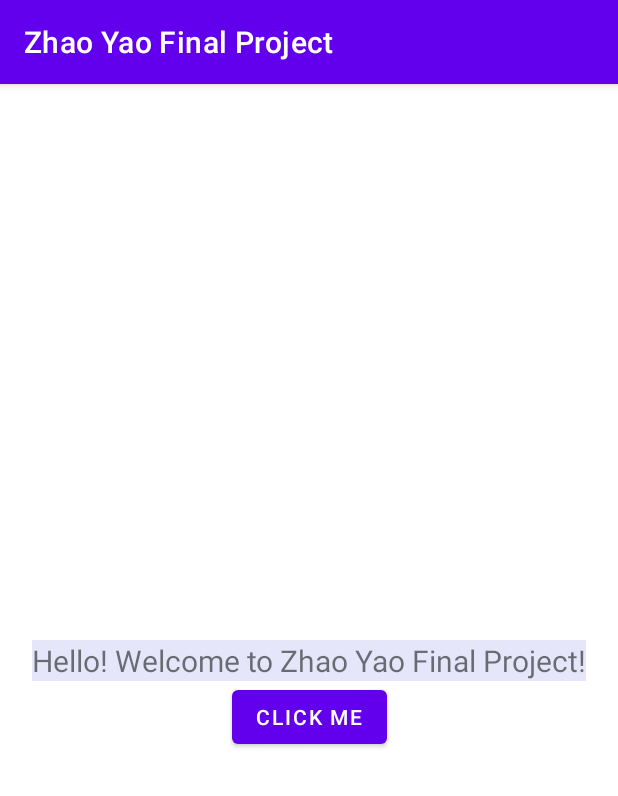
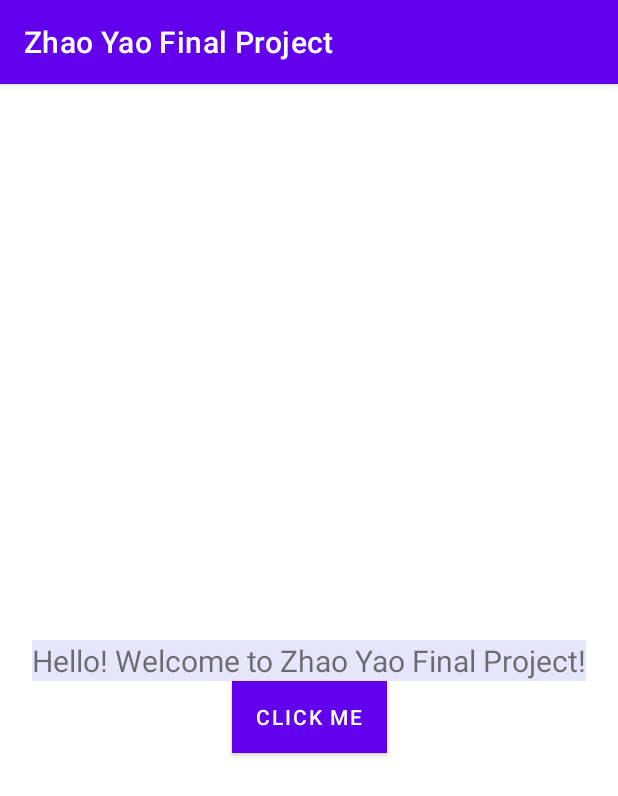
Before and after one commit to zhaoyao077/Baidu_Android_Final_Project, an Android app: the screen it shows after launch (MainActivity), on a phone screen of 412 x 824 dp. Shown: the top 796 px of the screen. Run offline under Robolectric (Android 15) with nearby library versions, the phone set to English and light mode, and no system bars.

Commit message:
将Button改为自闭合标签

```diff
--- a/app/src/main/res/layout/activity_main.xml
+++ b/app/src/main/res/layout/activity_main.xml
@@ -29,11 +29,12 @@
         android:id="@+id/button1"
         android:layout_width="wrap_content"
         android:layout_height="wrap_content"
+        android:background="@color/teal_700"
         android:onClick="showToast"
         android:text="click me"
         app:layout_constraintEnd_toEndOf="parent"
         app:layout_constraintHorizontal_bias="0.5"
         app:layout_constraintStart_toStartOf="parent"
-        app:layout_constraintTop_toBottomOf="@+id/ll1"></Button>
+        app:layout_constraintTop_toBottomOf="@+id/ll1" />
 
 </androidx.constraintlayout.widget.ConstraintLayout>
```
